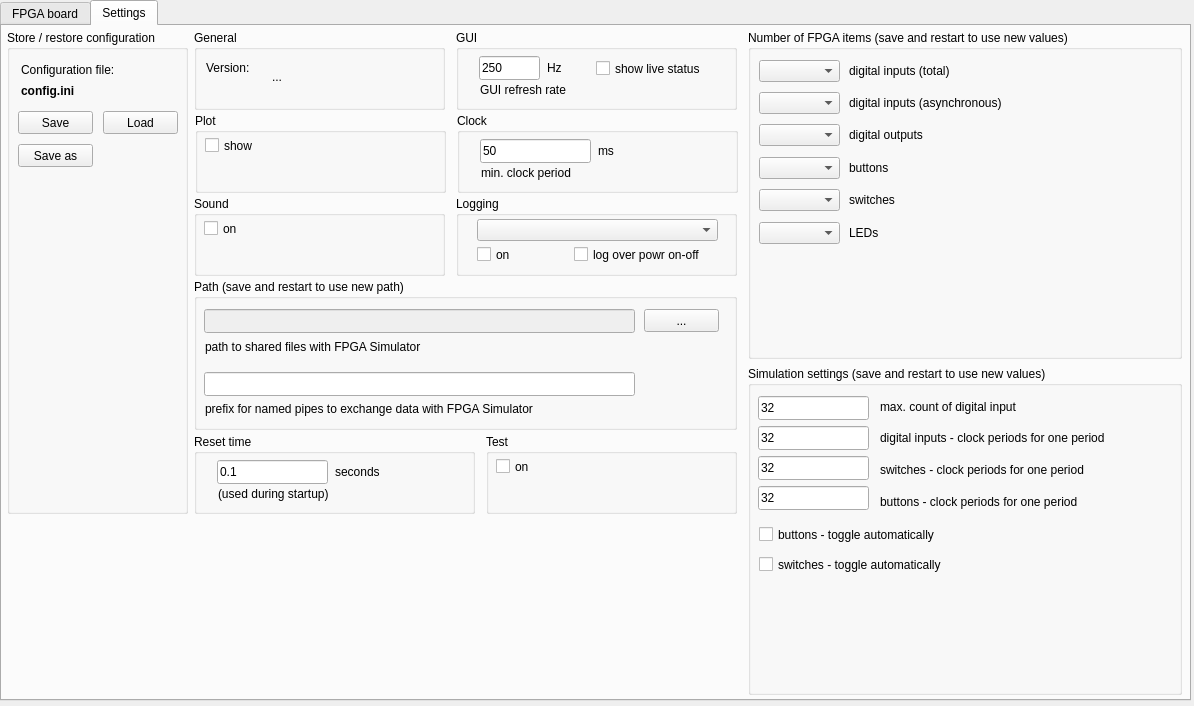
Old version of the form python/hw_sim_fwk/ui/mainWindow.ui in the repository ClarkFieseln/FPGA_HW_SIM_FWK.
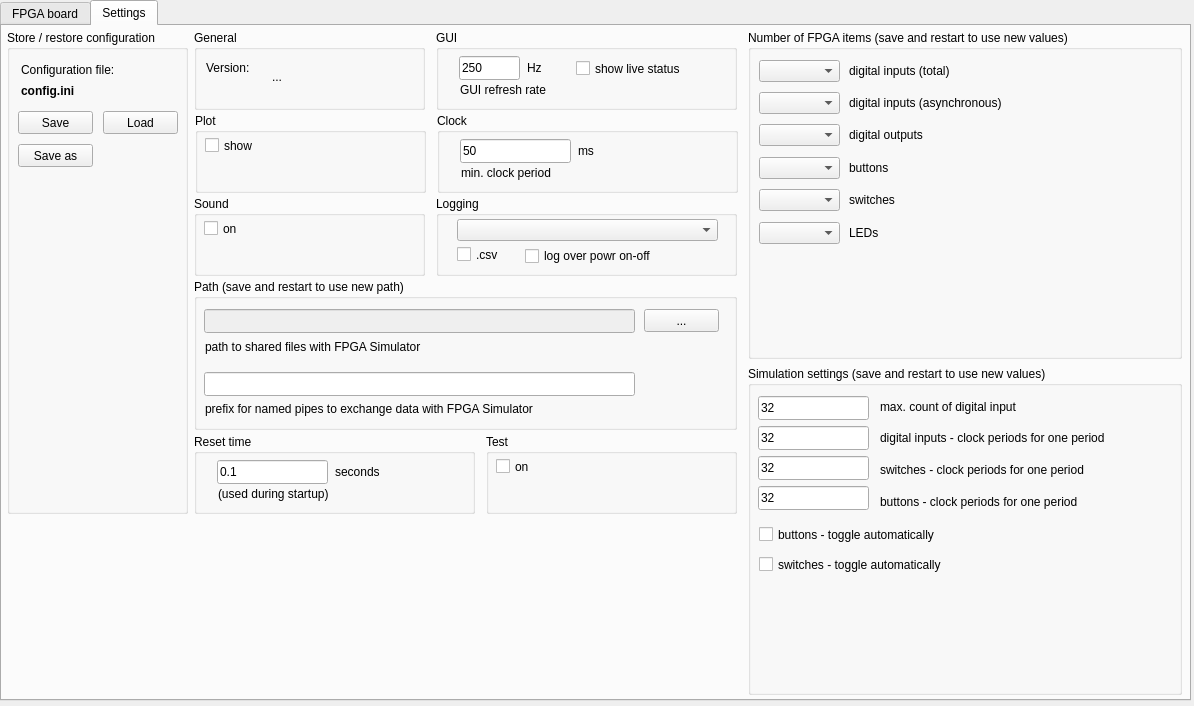
New version of the form. Icons and pictures are not drawn.

The edit to the form file:
```diff
--- a/python/hw_sim_fwk/ui/mainWindow.ui
+++ b/python/hw_sim_fwk/ui/mainWindow.ui
@@ -601,7 +601,7 @@
        <rect>
         <x>193</x>
         <y>87</y>
-        <width>251</width>
+        <width>231</width>
         <height>80</height>
        </rect>
       </property>
@@ -627,7 +627,7 @@
        <rect>
         <x>192</x>
         <y>4</y>
-        <width>251</width>
+        <width>231</width>
         <height>80</height>
        </rect>
       </property>
@@ -639,7 +639,7 @@
         <rect>
          <x>78</x>
          <y>26</y>
-         <width>171</width>
+         <width>141</width>
          <height>41</height>
         </rect>
        </property>
@@ -664,9 +664,9 @@
      <widget class="QGroupBox" name="gbLogging">
       <property name="geometry">
        <rect>
-        <x>454</x>
+        <x>434</x>
         <y>170</y>
-        <width>281</width>
+        <width>301</width>
         <height>80</height>
        </rect>
       </property>
@@ -681,7 +681,7 @@
         <rect>
          <x>21</x>
          <y>23</y>
-         <width>241</width>
+         <width>261</width>
          <height>22</height>
         </rect>
        </property>
@@ -696,16 +696,16 @@
         </rect>
        </property>
        <property name="text">
-        <string>on</string>
+        <string>.csv</string>
        </property>
       </widget>
       <widget class="QCheckBox" name="cbLogOnPowerOnOff">
        <property name="geometry">
         <rect>
-         <x>118</x>
+         <x>89</x>
          <y>50</y>
-         <width>151</width>
-         <height>17</height>
+         <width>191</width>
+         <height>20</height>
         </rect>
        </property>
        <property name="text">
@@ -716,9 +716,9 @@
      <widget class="QGroupBox" name="groupBox_4">
       <property name="geometry">
        <rect>
-        <x>454</x>
+        <x>434</x>
         <y>4</y>
-        <width>281</width>
+        <width>301</width>
         <height>80</height>
        </rect>
       </property>
@@ -743,7 +743,7 @@
         <rect>
          <x>24</x>
          <y>52</y>
-         <width>101</width>
+         <width>131</width>
          <height>16</height>
         </rect>
        </property>
@@ -769,7 +769,7 @@
         <rect>
          <x>140</x>
          <y>30</y>
-         <width>121</width>
+         <width>151</width>
          <height>17</height>
         </rect>
        </property>
@@ -783,7 +783,7 @@
        <rect>
         <x>192</x>
         <y>170</y>
-        <width>251</width>
+        <width>231</width>
         <height>80</height>
        </rect>
       </property>
@@ -807,9 +807,9 @@
      <widget class="QGroupBox" name="groupBox_5">
       <property name="geometry">
        <rect>
-        <x>455</x>
+        <x>435</x>
         <y>87</y>
-        <width>281</width>
+        <width>301</width>
         <height>80</height>
        </rect>
       </property>
@@ -834,7 +834,7 @@
         <rect>
          <x>24</x>
          <y>52</y>
-         <width>121</width>
+         <width>141</width>
          <height>16</height>
         </rect>
        </property>
@@ -847,7 +847,7 @@
         <rect>
          <x>141</x>
          <y>30</y>
-         <width>21</width>
+         <width>31</width>
          <height>16</height>
         </rect>
        </property>
@@ -1152,7 +1152,7 @@
         <rect>
          <x>132</x>
          <y>64</y>
-         <width>261</width>
+         <width>291</width>
          <height>16</height>
         </rect>
        </property>
@@ -1282,7 +1282,7 @@
         <rect>
          <x>24</x>
          <y>52</y>
-         <width>131</width>
+         <width>171</width>
          <height>16</height>
         </rect>
        </property>
```
